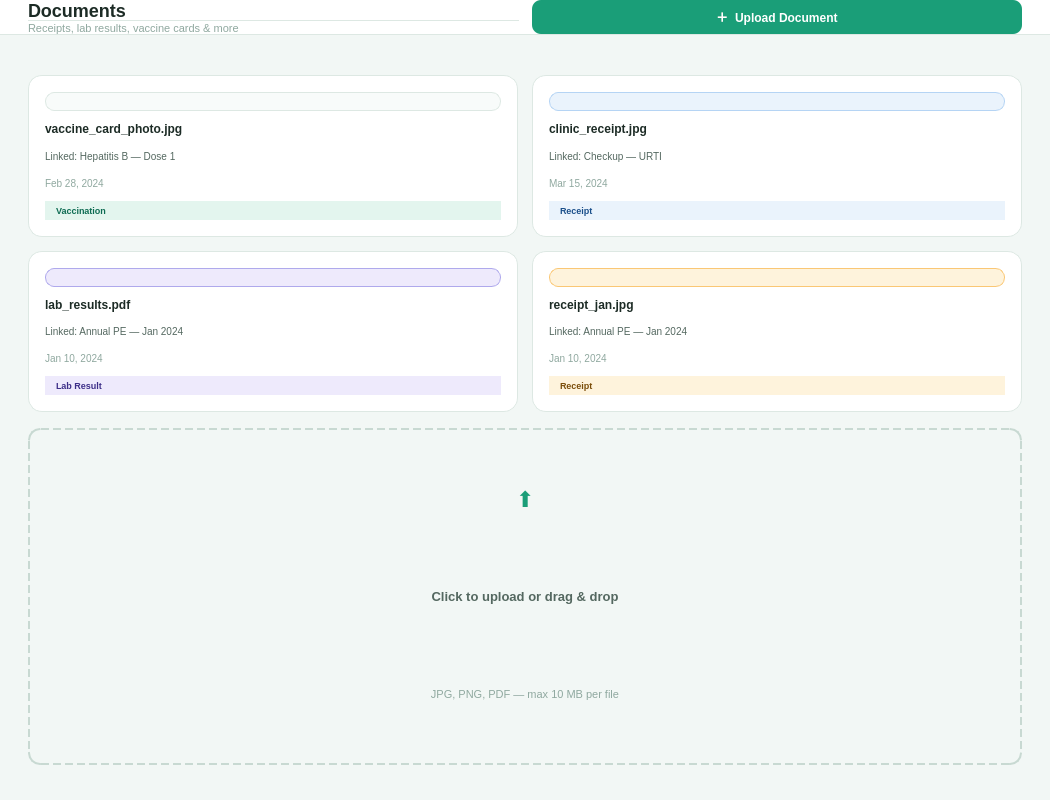
Above: src/ui/page_documents.ui from shasheenahdeeneillelumasag/CCC151---Group-Project before the change. Below: the same form after it.
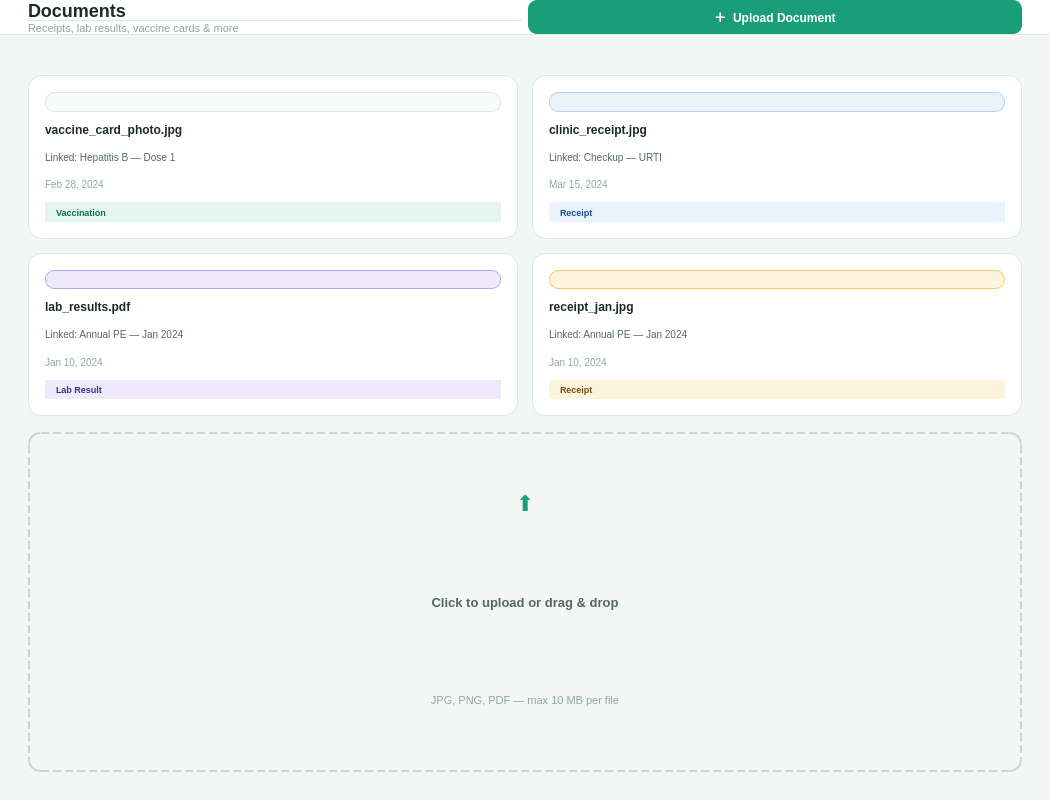
That is the form after the change.

Diff of the .ui file:
```diff
--- a/src/ui/page_documents.ui
+++ b/src/ui/page_documents.ui
@@ -20,7 +20,6 @@
        <item><widget class="QLabel"><property name="text"><string>Documents</string></property><property name="styleSheet"><string>QLabel { font-size: 18px; font-weight: bold; color: #1C2B25; }</string></property></widget></item>
        <item><widget class="QLabel"><property name="text"><string>Receipts, lab results, vaccine cards &amp; more</string></property><property name="styleSheet"><string>QLabel { font-size: 11px; color: #8FA89F; }</string></property></widget></item>
       </layout></item>
-      <item><spacer><property name="orientation"><enum>Qt::Horizontal</enum></property></spacer></item>
       <item><widget class="QPushButton" name="btnUpload"><property name="text"><string>＋  Upload Document</string></property><property name="styleSheet"><string>QPushButton { background: #1A9E78; color: #FFF; font-size: 12px; font-weight: 600; border: none; border-radius: 9px; padding: 8px 18px; } QPushButton:hover { background: #0D6B52; }</string></property></widget></item>
      </layout>
     </widget>
@@ -133,7 +132,6 @@
         </widget>
        </item>
 
-       <item><spacer><property name="orientation"><enum>Qt::Vertical</enum></property></spacer></item>
       </layout>
      </widget>
     </widget>
```
